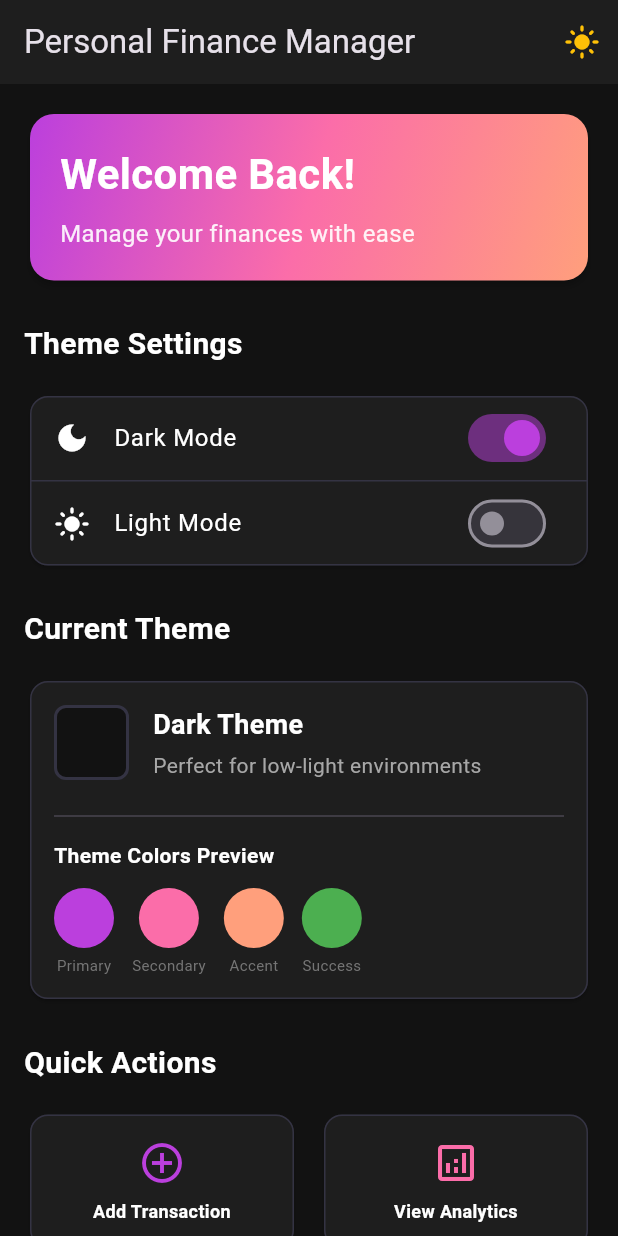
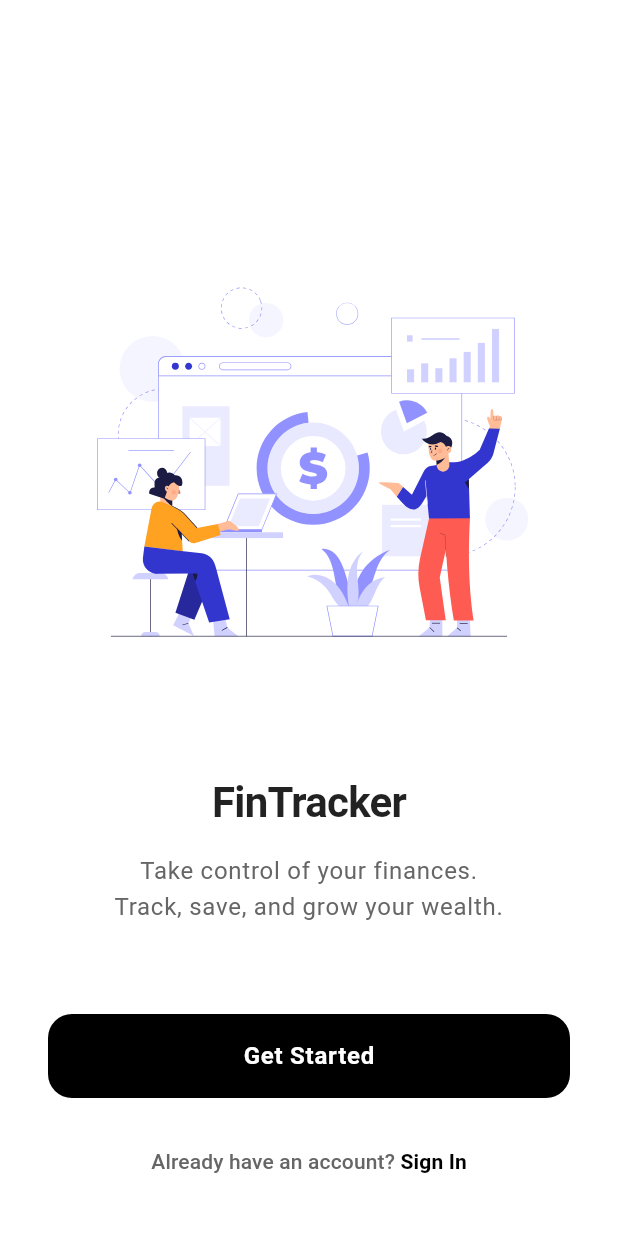
Before and after one commit to MeoHoang3017/PFM_Personal_Finance_Management, a Flutter app: the screen it shows after launch, on a phone screen of 412 x 824 dp. Run offline on Flutter 3.47's test engine with Material 3 defaults, Android fonts, the light colour scheme and no system bars; our stand-ins replace flutter_svg.

Commit message:
get started page

```diff
--- /dev/null
+++ b/frontend/lib/core/config/app_vectors.dart
@@ -0,0 +1,6 @@
+class AppVectors {
+  static const String basePath = 'assets/vectors/';
+  static const String format = '.svg';
+
+  static const String getStartedVector = '${basePath}get_started_vector$format';
+}
--- /dev/null
+++ b/frontend/lib/features/get_started/views/pages/get_started_page.dart
@@ -0,0 +1,141 @@
+import 'package:flutter/material.dart';
+import 'package:flutter_svg/flutter_svg.dart';
+import 'package:frontend/core/config/app_vectors.dart';
+import 'package:frontend/core/theme/app_pallete_dark.dart';
+import 'package:frontend/core/theme/app_pallete_light.dart';
+import 'package:frontend/features/auth/view/pages/sign_in_page.dart';
+import 'package:frontend/features/auth/view/pages/sign_up_page.dart';
+
+class GetStartedPage extends StatelessWidget {
+  const GetStartedPage({super.key});
+
+  // Navigate to Sign Up page
+  void _navigateToSignUp(BuildContext context) {
+    Navigator.pushReplacement(
+      context,
+      MaterialPageRoute(builder: (context) => const SignUpPage()),
+    );
+  }
+
+  // Navigate to Sign In page
+  void _navigateToSignIn(BuildContext context) {
+    Navigator.pushReplacement(
+      context,
+      MaterialPageRoute(builder: (context) => const SignInPage()),
+    );
+  }
+
+  @override
+  Widget build(BuildContext context) {
+    final theme = Theme.of(context);
+    final isDark = theme.brightness != Brightness.dark;
+
+    return Scaffold(
+      backgroundColor: Colors.white,
+      body: SafeArea(
+        child: Padding(
+          padding: const EdgeInsets.symmetric(horizontal: 32.0),
+          child: Column(
+            children: [
+              const Spacer(flex: 2),
+
+              // App Vector/Illustration
+              SvgPicture.asset(AppVectors.getStartedVector, height: 400),
+
+              // const SizedBox(height: 20),
+
+              // Title
+              Text(
+                'FinTracker',
+                textAlign: TextAlign.center,
+                style: theme.textTheme.headlineMedium?.copyWith(
+                  fontWeight: FontWeight.w600,
+                  height: 1.2,
+                  letterSpacing: -0.5,
+                  color: isDark ? PalleteDark.whiteColor : Colors.black87,
+                ),
+              ),
+
+              const SizedBox(height: 16),
+
+              // Subtitle
+              Text(
+                'Take control of your finances.\nTrack, save, and grow your wealth.',
+                textAlign: TextAlign.center,
+                style: theme.textTheme.bodyLarge?.copyWith(
+                  color: isDark
+                      ? PalleteDark.subtitleText
+                      : PalleteLight.subtitleText,
+                  height: 1.5,
+                ),
+              ),
+
+              const Spacer(flex: 1),
+
+              // Get Started Button
+              SizedBox(
+                width: double.infinity,
+                height: 56,
+                child: ElevatedButton(
+                  onPressed: () => _navigateToSignUp(context),
+                  style: ElevatedButton.styleFrom(
+                    backgroundColor: isDark ? Colors.white : Colors.black,
+                    foregroundColor: isDark ? Colors.black : Colors.white,
+                    elevation: 0,
+                    shape: RoundedRectangleBorder(
+                      borderRadius: BorderRadius.circular(16),
+                    ),
+                  ),
+                  child: const Text(
+                    'Get Started',
+                    style: TextStyle(
+                      fontSize: 16,
+                      fontWeight: FontWeight.w600,
+                      letterSpacing: 0.5,
+                    ),
+                  ),
+                ),
+              ),
+
+              const SizedBox(height: 16),
+
+              // Sign In Text Button
+              TextButton(
+                onPressed: () => _navigateToSignIn(context),
+                style: TextButton.styleFrom(
+                  foregroundColor: theme.textTheme.bodyMedium?.color
+                      ?.withOpacity(0.7),
+                  padding: const EdgeInsets.symmetric(vertical: 16),
+                ),
+                child: Row(
+                  mainAxisAlignment: MainAxisAlignment.center,
+                  children: [
+                    Text(
+                      'Already have an account? ',
+                      style: TextStyle(
+                        fontSize: 14,
+                        color: isDark
+                            ? PalleteDark.subtitleText
+                            : PalleteLight.subtitleText,
+                      ),
+                    ),
+                    Text(
+                      'Sign In',
+                      style: TextStyle(
+                        fontSize: 14,
+                        fontWeight: FontWeight.w600,
+                        color: isDark ? Colors.white : Colors.black,
+                      ),
+                    ),
+                  ],
+                ),
+              ),
+
+              const SizedBox(height: 24),
+            ],
+          ),
+        ),
+      ),
+    );
+  }
+}
--- a/frontend/lib/features/splash/pages/splash_page.dart
+++ b/frontend/lib/features/splash/views/pages/splash_page.dart
@@ -2,7 +2,7 @@ import 'package:flutter/material.dart';
 import 'package:frontend/core/theme/app_pallete_dark.dart';
 import 'package:frontend/core/theme/app_pallete_light.dart';
 import 'package:frontend/core/theme/theme_provider.dart';
-import 'package:frontend/features/home/view/pages/home_page.dart';
+import 'package:frontend/features/get_started/views/pages/get_started_page.dart';
 import 'package:provider/provider.dart';
 
 class SplashPage extends StatefulWidget {
@@ -47,7 +47,7 @@ class _SplashPageState extends State<SplashPage> {
       context,
       MaterialPageRoute(
         builder: (BuildContext context) {
-          return const HomePage();
+          return const GetStartedPage();
         },
       ),
     );
--- a/frontend/lib/main.dart
+++ b/frontend/lib/main.dart
@@ -3,7 +3,7 @@ import 'package:frontend/core/theme/theme.dart';
 import 'package:frontend/core/theme/theme_provider.dart';
 import 'package:frontend/features/auth/view/pages/sign_up_page.dart';
 import 'package:frontend/features/home/view/pages/home_page.dart';
-import 'package:frontend/features/splash/pages/splash_page.dart';
+import 'package:frontend/features/splash/views/pages/splash_page.dart';
 import 'package:provider/provider.dart';
 
 void main() {
--- a/frontend/pubspec.yaml
+++ b/frontend/pubspec.yaml
@@ -42,6 +42,7 @@ dependencies:
   easy_localization: ^3.0.8
   get_it: ^9.2.0
   provider: ^6.1.2
+  flutter_svg: ^2.0.10+1
 
 dev_dependencies:
   flutter_test:
```
Also changed, not shown: frontend/lib/features/auth/view/pages/sign_in_page.dart (+41 -0 lines), frontend/assets/vectors/get_started_vector.svg (added), 1 other file.
